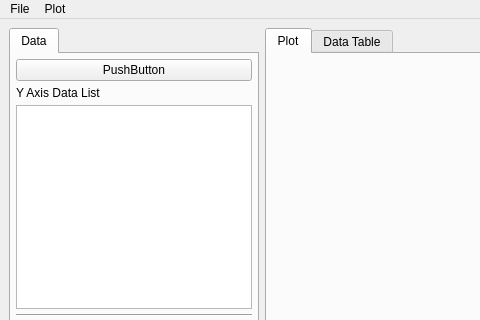
Old version of the form src/SimpleCsvLogAnalyzer.ui in the repository dd-sudo/SimpleCsvLogAnalyzer; both pictures show x 0 to 480 and y 0 to 320 of the 774 by 657 pixel window.
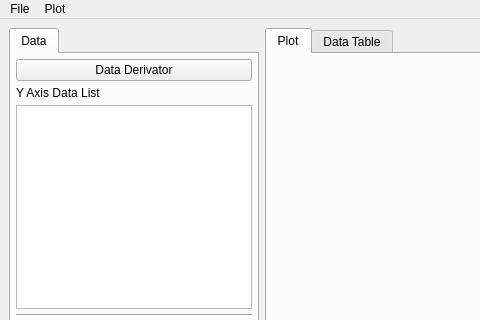
New version of the form. Custom widgets are drawn as their Qt base class.

Commit message: Some fixes are made on math/data derivator

Diff of the .ui file:
```diff
--- a/src/SimpleCsvLogAnalyzer.ui
+++ b/src/SimpleCsvLogAnalyzer.ui
@@ -66,7 +66,7 @@
              </size>
             </property>
             <property name="text">
-             <string>PushButton</string>
+             <string>Data Derivator</string>
             </property>
            </widget>
           </item>
```
Left out of the diff: 4 changed lines with no effect on the pictures. The commit also changes 6 other files.
